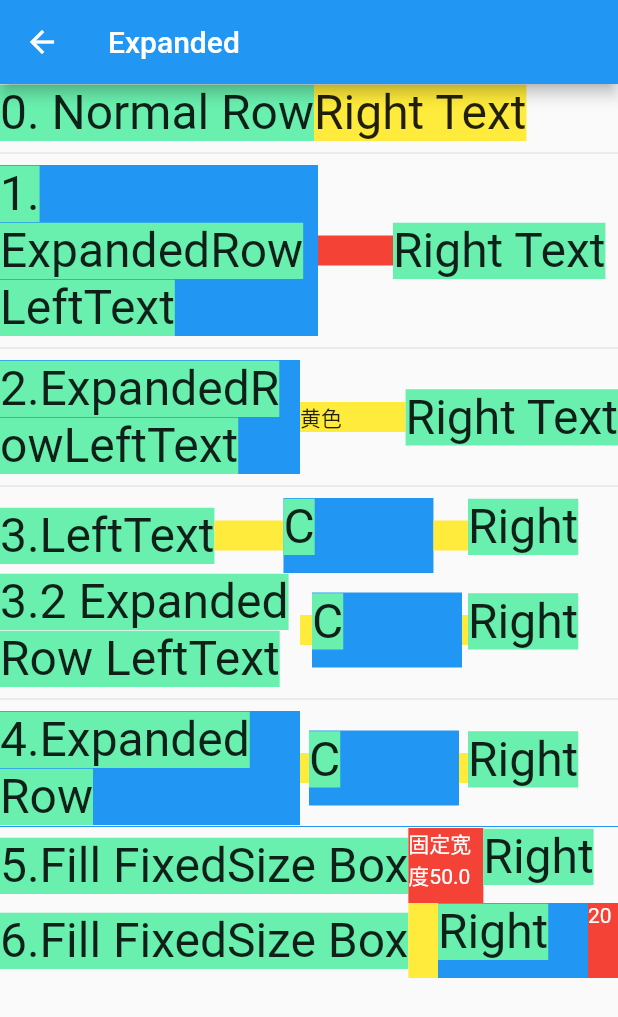
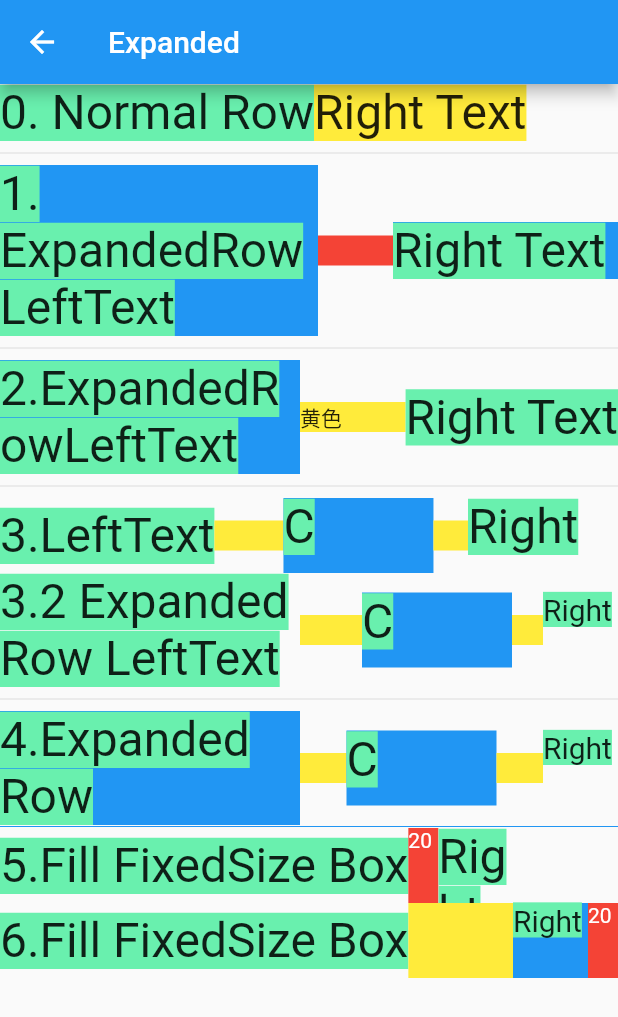
Before and after one commit to fluttercndev/FlutterLearningRecord, a Flutter app: the QiExpanded screen opened directly, on a phone screen of 412 x 824 dp. Shown: the top 1017 px of the screen. Run offline on Flutter 3.47's test engine with Material 2 defaults, Android fonts, the phone set to English and light mode, and no system bars; our stand-ins replace dio.

Commit message:
更新Expanded Demo

```diff
--- a/flutter_tutorial/lib/Expanded/qi_expanded.dart
+++ b/flutter_tutorial/lib/Expanded/qi_expanded.dart
@@ -75,6 +75,7 @@ class QiExpanded extends StatelessWidget {
         )),
         Container(
           width: 150.0,
+          color: Colors.blue,
           child: Text(
             'Right Text',
             style:
@@ -191,12 +192,12 @@ class QiExpanded extends StatelessWidget {
               color: Colors.yellow,
             )),
         Container(
-          width: 100.0,
+          width: 50.0,
           height: 50.0,
           child: Text(
             'Right',
             style:
-                TextStyle(fontSize: 32.0, backgroundColor: Colors.greenAccent),
+                TextStyle(fontSize: 20.0, backgroundColor: Colors.greenAccent),
           ),
         ),
       ],
@@ -238,12 +239,12 @@ class QiExpanded extends StatelessWidget {
               color: Colors.yellow,
             )),
         Container(
-          width: 100.0,
+          width: 50.0,
           height: 50.0,
           child: Text(
             'Right',
             style:
-                TextStyle(fontSize: 32.0, backgroundColor: Colors.greenAccent),
+                TextStyle(fontSize: 20.0, backgroundColor: Colors.greenAccent),
           ),
         ),
       ],
@@ -263,7 +264,7 @@ class QiExpanded extends StatelessWidget {
         SizedBox(
           child: Container(
             child: Text(
-              '固定宽度50.0',
+              '20',
               style: TextStyle(color: Colors.white),
             ),
             width: 100.0,
@@ -271,10 +272,10 @@ class QiExpanded extends StatelessWidget {
             color: Colors.red,
             // decoration: BoxDecoration(color: Colors.blue),
           ),
-          width: 50.0,
+          width: 20.0,
         ),
         Container(
-          width: 100.0,
+          width: 50.0,
           height: 50.0,
           child: Text(
             'Right',
@@ -317,12 +318,12 @@ class QiExpanded extends StatelessWidget {
         //   width: 20.0,
         // ),
         Container(
-          width: 100.0,
+          width: 50.0,
           height: 50.0,
           child: Text(
             'Right',
             style:
-                TextStyle(fontSize: 32.0, backgroundColor: Colors.greenAccent),
+                TextStyle(fontSize: 20.0, backgroundColor: Colors.greenAccent),
           ),
           color: Colors.blue,
         ),
```
